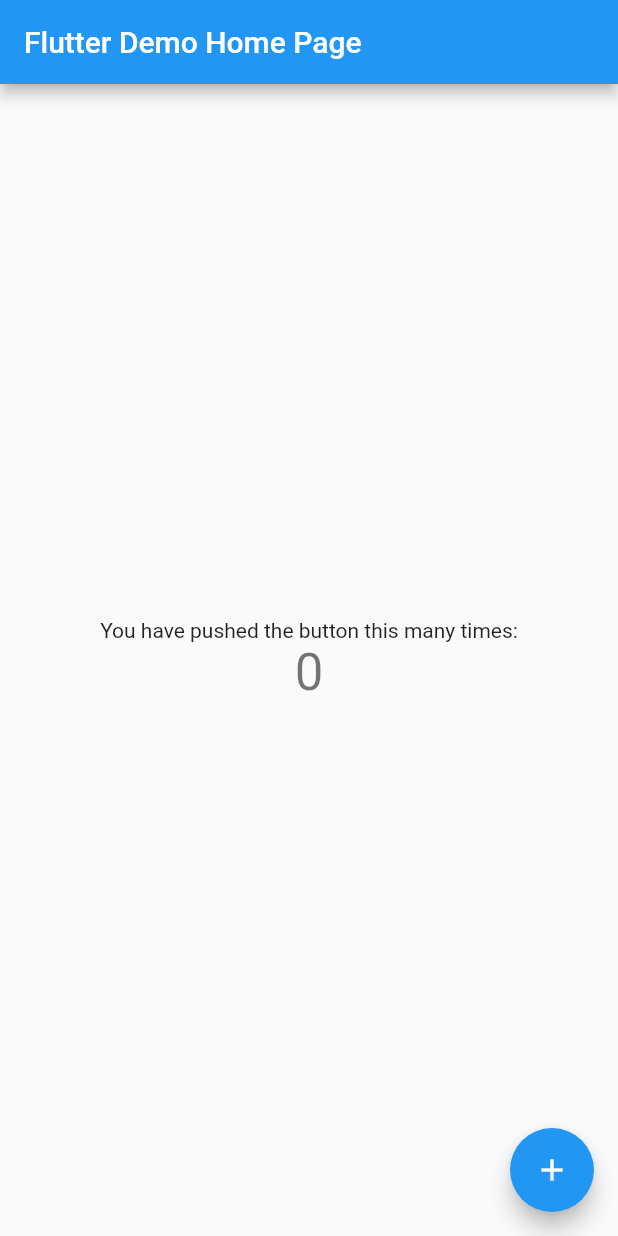
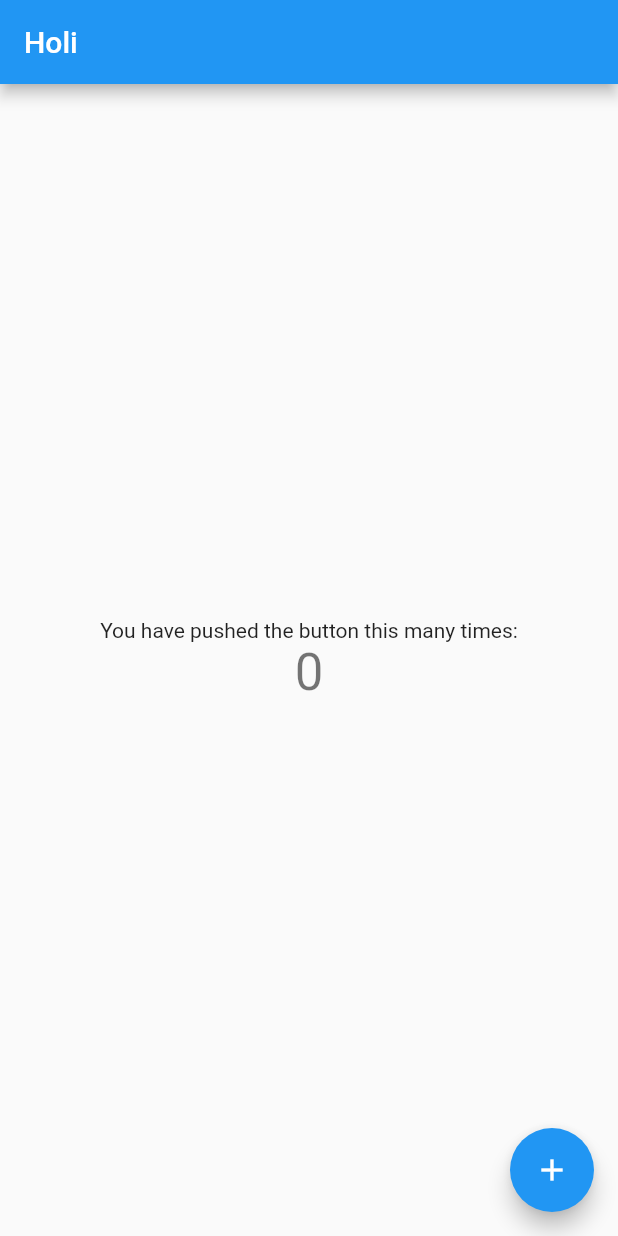
Before and after one commit to rahernandez17/front-archetype, a Flutter app: the screen it shows after launch, on a phone screen of 412 x 824 dp. Run offline on Flutter 3.47's test engine with Material 2 defaults, Android fonts, the phone set to English and light mode, and no system bars.

Commit message:
Estructura base

```diff
--- a/lib/main.dart
+++ b/lib/main.dart
@@ -7,7 +7,7 @@ class MyApp extends StatelessWidget {
   @override
   Widget build(BuildContext context) {
     return MaterialApp(
-      title: 'Flutter Demo',
+      title: 'Certificados UNIAJC',
       theme: ThemeData(
         // This is the theme of your application.
         //
@@ -20,7 +20,7 @@ class MyApp extends StatelessWidget {
         // is not restarted.
         primarySwatch: Colors.blue,
       ),
-      home: MyHomePage(title: 'Flutter Demo Home Page'),
+      home: MyHomePage(title: 'Holi'),
     );
   }
 }
```
Also changed, not shown: lib/src/bloc/temp.txt (added), lib/src/models/temp.txt (added), lib/src/repository/temp.txt (added), lib/src/resource/temp.txt (added), lib/src/ui/temp.txt (added), lib/src/utils/Constants.dart (added), lib/src/widgets/temp.txt (added).
